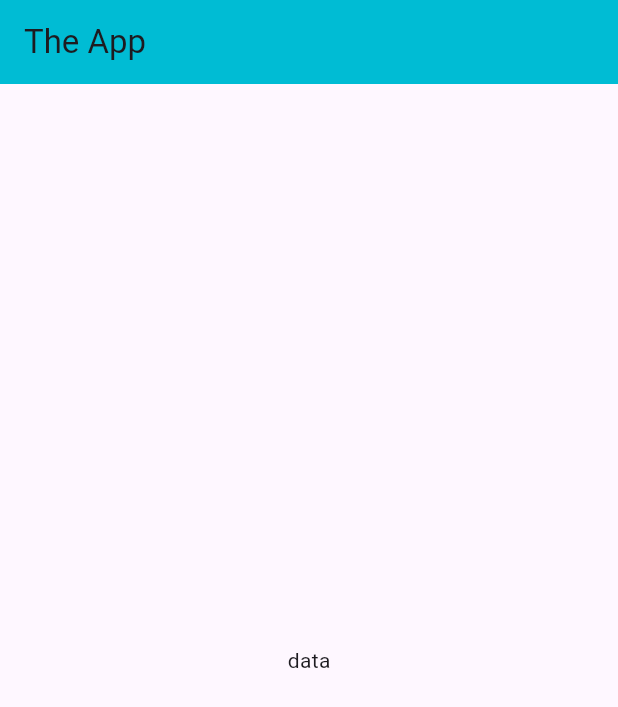
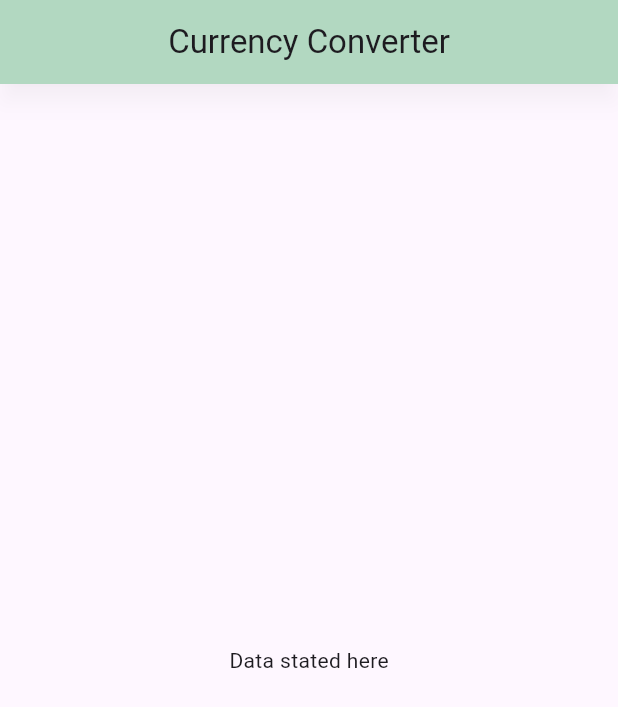
Before and after one commit to olaonipekun/myapp, a Flutter app: the screen it shows after launch, on a phone screen of 412 x 824 dp. Shown: the top 707 px of the screen. Run offline on Flutter 3.47's test engine with Material 3 defaults, Android fonts, the phone set to English and light mode, and no system bars.

Commit message:
a new UI

```diff
--- /dev/null
+++ b/lib/UI/currency_converter.dart
@@ -0,0 +1,25 @@
+import 'package:flutter/material.dart';
+
+class CurrencyConverter extends StatelessWidget {
+  const CurrencyConverter({super.key});
+
+  @override
+  Widget build(BuildContext context) {
+// Suggested code may be subject to a license. Learn more: ~LicenseLog:545197092.
+    return Scaffold(
+      appBar: AppBar(
+        title: const Text('Currency Converter'),
+        centerTitle: true,
+        backgroundColor: const Color.fromARGB(255, 188, 233, 197),
+        elevation: 6.4,
+        shadowColor: const Color.fromARGB(31, 29, 28, 28),
+      ),
+      body: const Center(
+        child: Text(
+          'Data stated here',
+          textDirection: TextDirection.ltr,
+        ),
+      ),
+    );
+  }
+}
--- a/lib/UI/home_button.dart
+++ b/lib/UI/home_button.dart
@@ -10,11 +10,21 @@ class Homie extends StatelessWidget {
     return Scaffold(
       appBar: AppBar(
         backgroundColor: Colors.cyan,
-        title: const Text('The App'),
+        elevation: 10.0,
+        scrolledUnderElevation: 2.0,
+        //shadowColor: const Color.fromARGB(31, 20, 20, 20),
+        centerTitle: true,
+        actions: const <Widget>[
+            IconButton(onPressed: null, icon: Icon(Icons.home))
+          ],
+        leading: const Icon(Icons.menu),
+        title: const Text('The App', style: TextStyle(
+          fontWeight: FontWeight.bold),),
+
       ),
       body: const Center(
           child: Text(
-        'data',
+        'Data stated here',
         textDirection: TextDirection.ltr,
       )),
     );
```
Also changed, not shown: lib/main.dart (+7 -2 lines).
